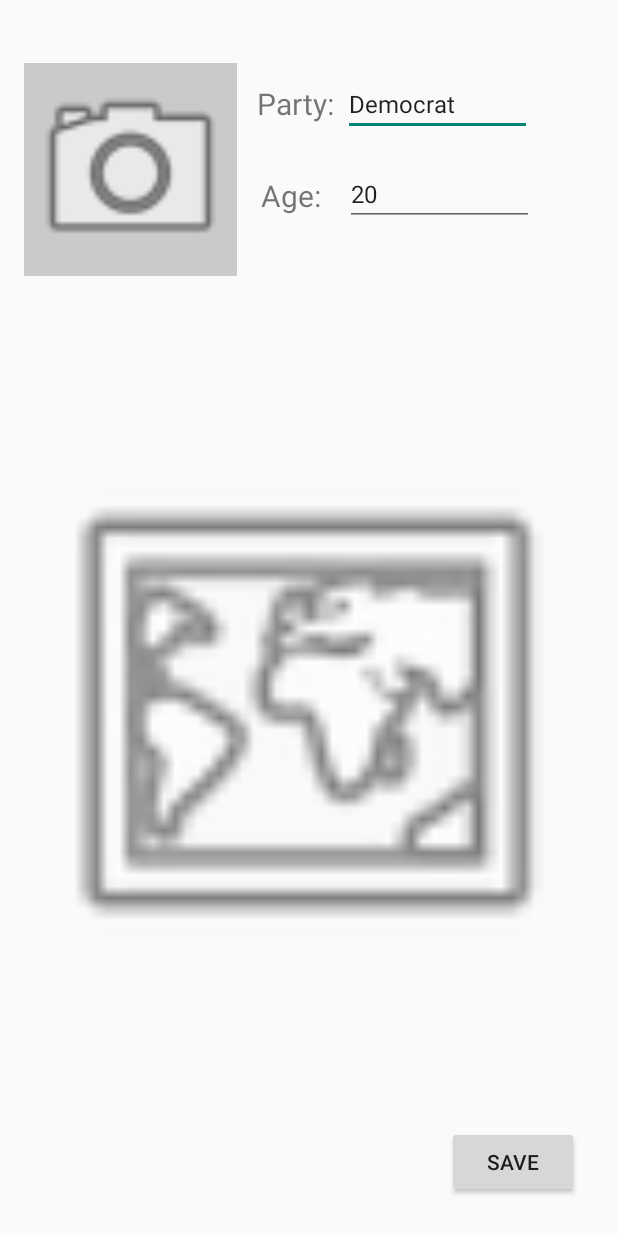
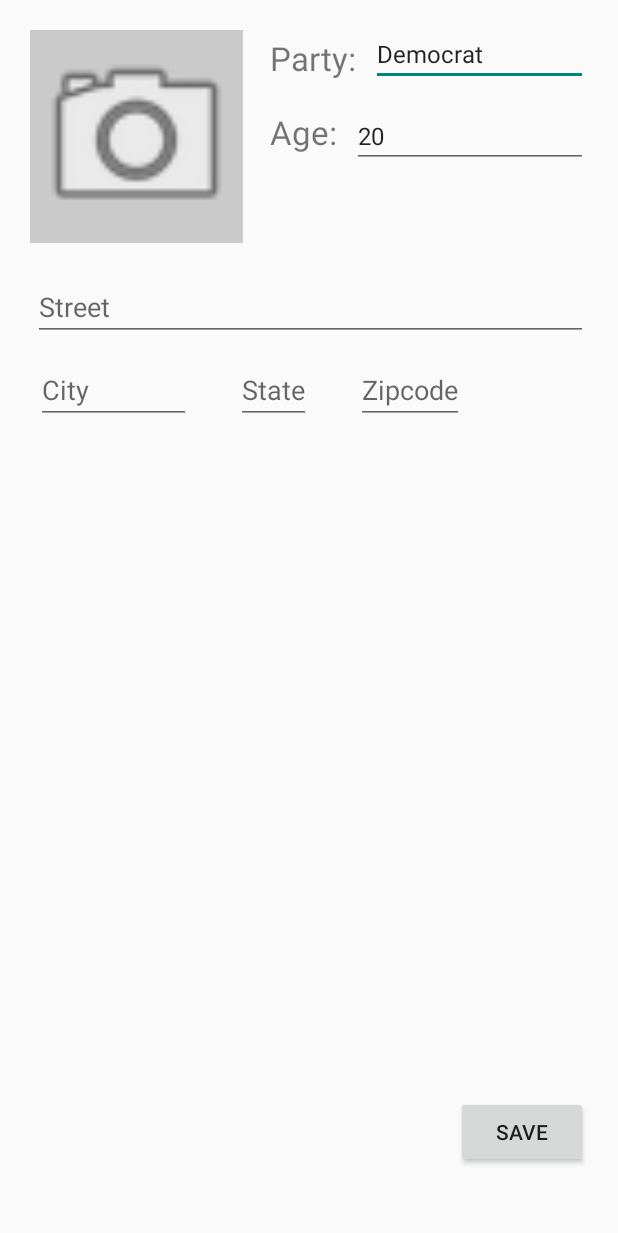
Before and after one commit to nsuarez99/FBU-VoterXV, an Android app: the layout fragment_profile.xml on its own in the app's theme, with its tools: preview values and no code run, on a phone screen of 412 x 824 dp. Shown: the top 1233 px of the screen. Run offline under Robolectric (Android 15) with nearby library versions, the light colour scheme and no system bars.

Commit message:
updated profile fragment

```diff
--- a/app/src/main/res/layout/fragment_profile.xml
+++ b/app/src/main/res/layout/fragment_profile.xml
@@ -4,6 +4,7 @@
     xmlns:tools="http://schemas.android.com/tools"
     android:layout_width="match_parent"
     android:layout_height="match_parent"
+    android:padding="20dp"
     tools:context=".fragments.ProfileFragment">
 
     <ImageView
@@ -11,8 +12,6 @@
         android:layout_width="142dp"
         android:layout_height="142dp"
         android:layout_alignParentStart="true"
-        android:layout_marginStart="16dp"
-        android:layout_marginTop="42dp"
         android:background="#CACACA"
         android:scaleType="fitCenter"
         app:srcCompat="@android:drawable/ic_menu_camera" />
@@ -22,46 +21,44 @@
         android:layout_width="wrap_content"
         android:layout_height="wrap_content"
         android:layout_alignParentTop="true"
-        android:layout_marginStart="13dp"
-        android:layout_marginTop="55dp"
+        android:layout_marginStart="14dp"
         android:layout_toEndOf="@+id/signupPic"
+        android:padding="4dp"
         android:text="Party:"
-        android:textSize="20dp" />
+        android:textSize="22dp" />
 
     <EditText
         android:id="@+id/signupParty"
         android:layout_width="wrap_content"
         android:layout_height="wrap_content"
-        android:layout_alignParentTop="true"
+        android:layout_alignTop="@+id/party"
+        android:layout_alignBottom="@+id/party"
         android:layout_alignParentEnd="true"
         android:layout_marginStart="6dp"
-        android:layout_marginTop="48dp"
-        android:layout_marginEnd="57dp"
         android:layout_toEndOf="@+id/party"
+        android:inputType="number"
         android:textSize="16dp"
-        android:inputType="number"
         tools:text="Democrat" />
 
     <TextView
         android:id="@+id/age"
-        android:layout_width="50dp"
+        android:layout_width="wrap_content"
         android:layout_height="wrap_content"
         android:layout_below="@+id/party"
-        android:layout_marginStart="16dp"
-        android:layout_marginTop="34dp"
+        android:layout_marginStart="14dp"
+        android:layout_marginTop="12dp"
+        android:padding="4dp"
         android:layout_toEndOf="@+id/signupPic"
         android:text="Age:"
-        android:textSize="20dp" />
+        android:textSize="22dp" />
 
     <EditText
         android:id="@+id/signupAge"
-        android:layout_width="125dp"
+        android:layout_width="wrap_content"
         android:layout_height="wrap_content"
-        android:layout_below="@+id/signupParty"
+        android:layout_alignTop="@+id/age"
         android:layout_alignParentEnd="true"
         android:layout_marginStart="6dp"
-        android:layout_marginTop="17dp"
-        android:layout_marginEnd="56dp"
         android:layout_toEndOf="@+id/age"
         android:inputType="number"
         android:textSize="16dp"
@@ -71,24 +68,51 @@
         android:id="@+id/button"
         android:layout_width="wrap_content"
         android:layout_height="wrap_content"
-        android:layout_alignParentStart="true"
+        android:layout_alignParentEnd="true"
         android:layout_alignParentBottom="true"
-        android:layout_marginStart="298dp"
         android:layout_marginBottom="25dp"
         android:onClick="saveProfile"
         android:text="Save" />
 
-    <ImageView
-        android:id="@+id/imageView"
-        android:layout_width="359dp"
-        android:layout_height="310dp"
-        android:layout_above="@+id/button"
+    <EditText
+        android:id="@+id/street"
+        android:layout_width="match_parent"
+        android:layout_height="wrap_content"
         android:layout_below="@+id/signupPic"
-        android:layout_alignParentStart="true"
-        android:layout_marginStart="23dp"
-        android:layout_marginTop="53dp"
-        android:layout_marginBottom="38dp"
-        app:srcCompat="@android:drawable/ic_menu_mapmode" />
+        android:layout_alignStart="@+id/signupPic"
+        android:layout_marginStart="2dp"
+        android:layout_marginTop="20dp"
+        android:hint="Street" />
+
+    <EditText
+        android:id="@+id/city"
+        android:layout_width="103dp"
+        android:layout_height="wrap_content"
+        android:layout_below="@+id/street"
+        android:layout_alignStart="@+id/street"
+        android:layout_marginStart="2dp"
+        android:layout_marginTop="10dp"
+        android:hint="City" />
+
+    <EditText
+        android:id="@+id/state"
+        android:layout_width="wrap_content"
+        android:layout_height="wrap_content"
+        android:layout_below="@+id/street"
+        android:layout_toEndOf="@+id/city"
+        android:layout_marginStart="30dp"
+        android:layout_marginTop="10dp"
+        android:hint="State" />
+
+    <EditText
+        android:id="@+id/zipcode"
+        android:layout_width="wrap_content"
+        android:layout_height="wrap_content"
+        android:layout_below="@+id/street"
+        android:layout_marginStart="30dp"
+        android:layout_marginTop="10dp"
+        android:layout_toEndOf="@+id/state"
+        android:hint="Zipcode" />
 
 
 </RelativeLayout>
```
